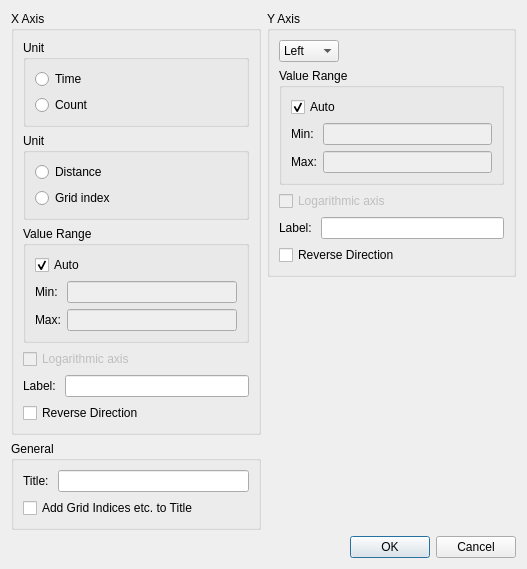
The window that libs/post/graph2dhybrid/graph2dhybridsettingdialog.ui (i-RIC/prepost-gui) describes before a commit, drawn with Qt 5.
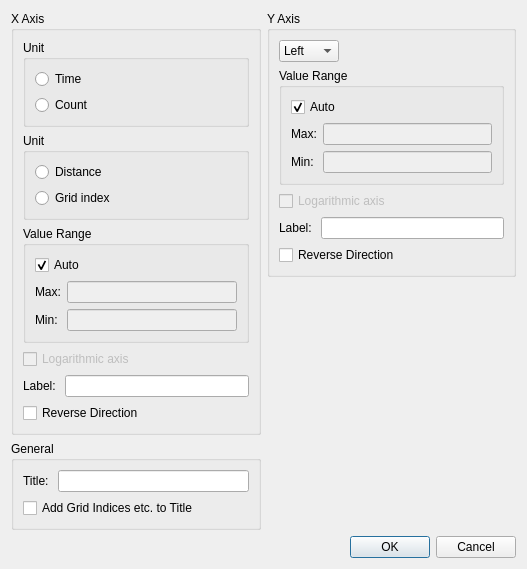
The same window after the commit. Custom widgets are drawn as their Qt base class.

Commit message: Closes i-RIC/prepost-gui#470

Diff of the .ui file:
```diff
--- a/libs/post/graph2dhybrid/graph2dhybridsettingdialog.ui
+++ b/libs/post/graph2dhybrid/graph2dhybridsettingdialog.ui
@@ -89,33 +89,33 @@
              <item>
               <layout class="QGridLayout" name="gridLayout_2">
                <item row="0" column="0">
-                <widget class="QLabel" name="xAxisMinLabel">
-                 <property name="text">
-                  <string>Min:</string>
-                 </property>
-                </widget>
-               </item>
-               <item row="0" column="1">
-                <widget class="RealNumberEditWidget" name="xAxisMinEdit">
-                 <property name="enabled">
-                  <bool>false</bool>
-                 </property>
-                </widget>
-               </item>
-               <item row="1" column="0">
                 <widget class="QLabel" name="xAxisMaxLabel">
                  <property name="text">
                   <string>Max:</string>
                  </property>
                 </widget>
                </item>
-               <item row="1" column="1">
+               <item row="0" column="1">
                 <widget class="RealNumberEditWidget" name="xAxisMaxEdit">
                  <property name="enabled">
                   <bool>false</bool>
                  </property>
                 </widget>
                </item>
+               <item row="1" column="0">
+                <widget class="QLabel" name="xAxisMinLabel">
+                 <property name="text">
+                  <string>Min:</string>
+                 </property>
+                </widget>
+               </item>
+               <item row="1" column="1">
+                <widget class="RealNumberEditWidget" name="xAxisMinEdit">
+                 <property name="enabled">
+                  <bool>false</bool>
+                 </property>
+                </widget>
+               </item>
               </layout>
              </item>
             </layout>
@@ -258,33 +258,33 @@
              <item>
               <layout class="QGridLayout" name="gridLayout">
                <item row="0" column="0">
-                <widget class="QLabel" name="yAxisMinLabel">
-                 <property name="text">
-                  <string>Min:</string>
-                 </property>
-                </widget>
-               </item>
-               <item row="0" column="1">
-                <widget class="RealNumberEditWidget" name="yAxisMinEdit">
-                 <property name="enabled">
-                  <bool>false</bool>
-                 </property>
-                </widget>
-               </item>
-               <item row="1" column="0">
                 <widget class="QLabel" name="yAxisMaxLabel">
                  <property name="text">
                   <string>Max:</string>
                  </property>
                 </widget>
                </item>
-               <item row="1" column="1">
+               <item row="0" column="1">
                 <widget class="RealNumberEditWidget" name="yAxisMaxEdit">
                  <property name="enabled">
                   <bool>false</bool>
                  </property>
                 </widget>
                </item>
+               <item row="1" column="0">
+                <widget class="QLabel" name="yAxisMinLabel">
+                 <property name="text">
+                  <string>Min:</string>
+                 </property>
+                </widget>
+               </item>
+               <item row="1" column="1">
+                <widget class="RealNumberEditWidget" name="yAxisMinEdit">
+                 <property name="enabled">
+                  <bool>false</bool>
+                 </property>
+                </widget>
+               </item>
               </layout>
              </item>
             </layout>
```
Left out of the diff: 8 changed lines with no effect on the pictures. The commit also changes 1 other file.
